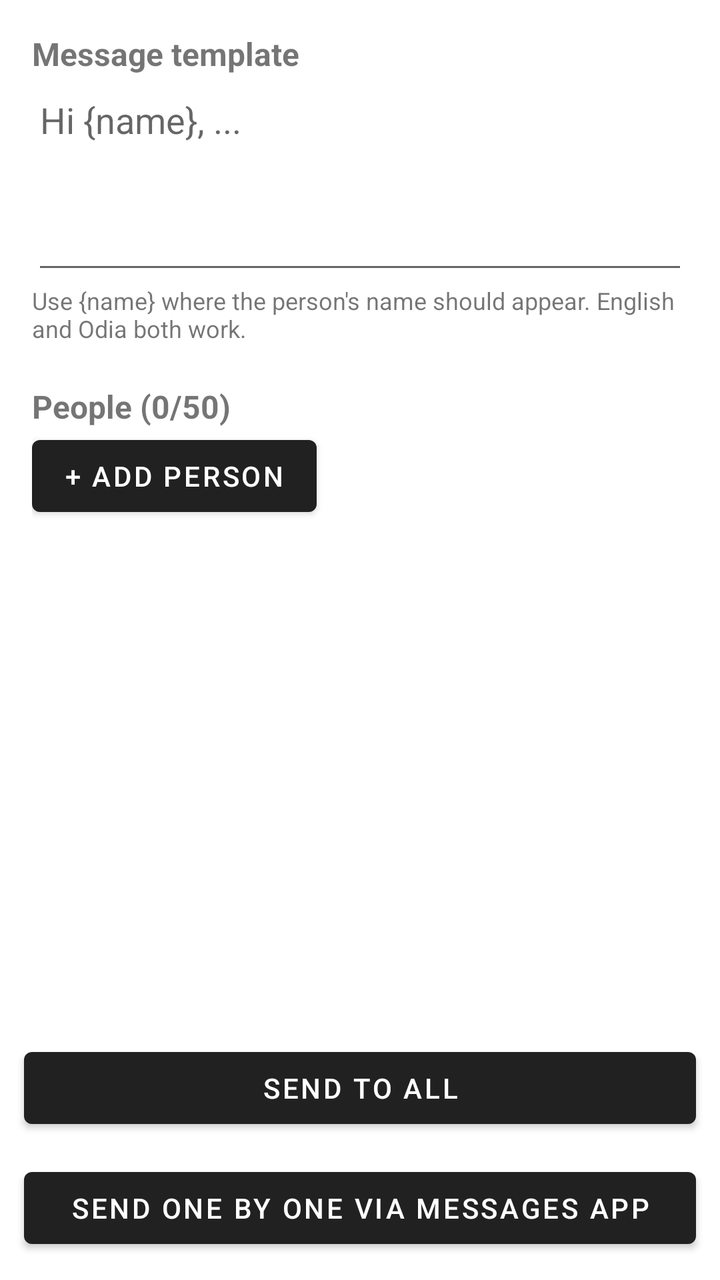
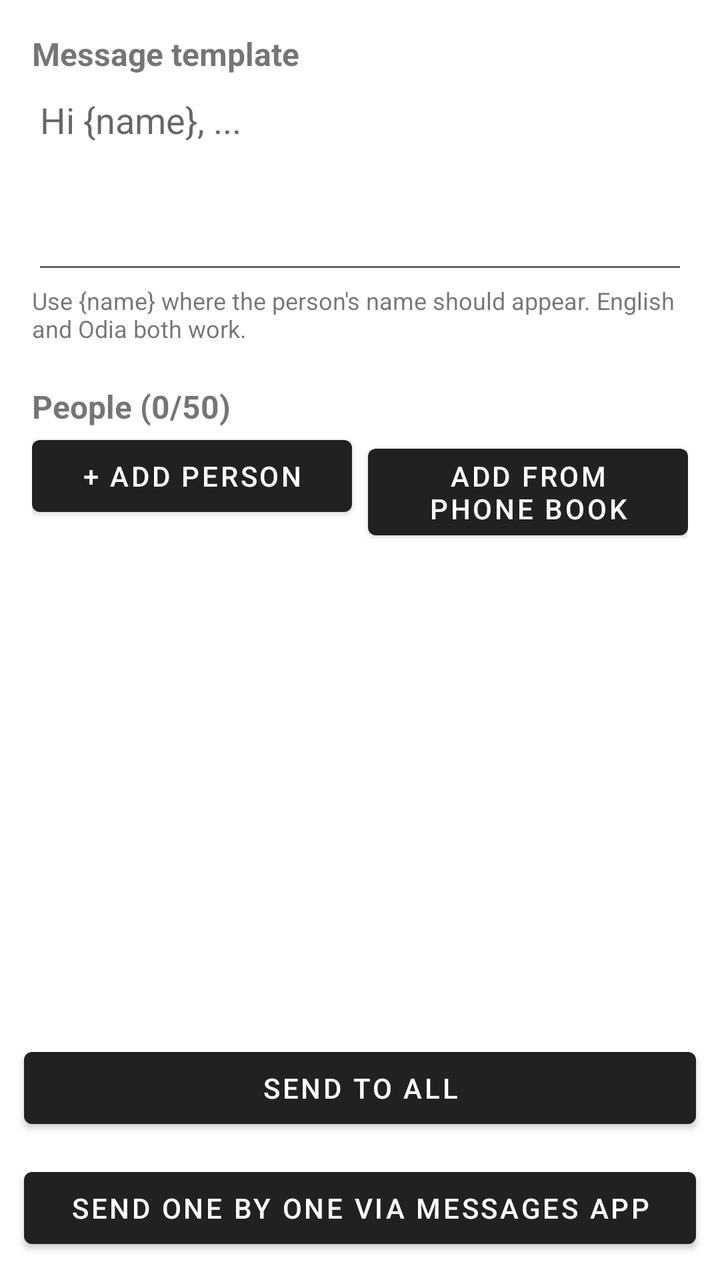

The first picture is an Android layout as it rendered before a commit; the second is the same layout after the commit. The layout source and the unified diff follow.
<!-- AndroidManifest.xml: application theme Theme.BulkSms -->
<!-- res/layout/activity_main.xml -->
<?xml version="1.0" encoding="utf-8"?>
<LinearLayout xmlns:android="http://schemas.android.com/apk/res/android"
    android:layout_width="match_parent"
    android:layout_height="match_parent"
    android:orientation="vertical">

    <ScrollView
        android:layout_width="match_parent"
        android:layout_height="0dp"
        android:layout_weight="1"
        android:padding="16dp">

        <LinearLayout
            android:layout_width="match_parent"
            android:layout_height="wrap_content"
            android:orientation="vertical">

            <TextView
                android:layout_width="wrap_content"
                android:layout_height="wrap_content"
                android:text="Message template"
                android:textSize="16sp"
                android:textStyle="bold" />

            <EditText
                android:id="@+id/etTemplate"
                android:layout_width="match_parent"
                android:layout_height="wrap_content"
                android:gravity="top"
                android:hint="Hi {name}, ..."
                android:inputType="textMultiLine|textCapSentences"
                android:minLines="4" />

            <TextView
                android:layout_width="wrap_content"
                android:layout_height="wrap_content"
                android:text="Use {name} where the person's name should appear. English and Odia both work."
                android:textSize="12sp" />

            <TextView
                android:id="@+id/tvCount"
                android:layout_width="wrap_content"
                android:layout_height="wrap_content"
                android:layout_marginTop="20dp"
                android:text="People (0/50)"
                android:textSize="16sp"
                android:textStyle="bold" />

            <LinearLayout
                android:id="@+id/container"
                android:layout_width="match_parent"
                android:layout_height="wrap_content"
                android:orientation="vertical" />

            <Button
                android:id="@+id/btnAdd"
                android:layout_width="wrap_content"
                android:layout_height="wrap_content"
                android:text="+ Add person" />

            <TextView
                android:id="@+id/tvStatus"
                android:layout_width="match_parent"
                android:layout_height="wrap_content"
                android:layout_marginTop="12dp" />
        </LinearLayout>
    </ScrollView>

    <Button
        android:id="@+id/btnSend"
        android:layout_width="match_parent"
        android:layout_height="wrap_content"
        android:layout_margin="12dp"
        android:text="Send to all" />

    <Button
        android:id="@+id/btnManual"
        android:layout_width="match_parent"
        android:layout_height="wrap_content"
        android:layout_marginStart="12dp"
        android:layout_marginEnd="12dp"
        android:layout_marginBottom="12dp"
        android:text="Send one by one via Messages app" />
</LinearLayout>
<!-- resources referenced by this layout -->
<resources>
  <style name="Theme.BulkSms" parent="Theme.MaterialComponents.DayNight.DarkActionBar" />
</resources>

<!-- the commit's change to res/layout/activity_main.xml (unified diff, before → after) -->
@@ -52,11 +52,26 @@
                 android:layout_height="wrap_content"
                 android:orientation="vertical" />
 
-            <Button
-                android:id="@+id/btnAdd"
-                android:layout_width="wrap_content"
+            <LinearLayout
+                android:layout_width="match_parent"
                 android:layout_height="wrap_content"
-                android:text="+ Add person" />
+                android:orientation="horizontal">
+
+                <Button
+                    android:id="@+id/btnAdd"
+                    android:layout_width="0dp"
+                    android:layout_height="wrap_content"
+                    android:layout_weight="1"
+                    android:text="+ Add person" />
+
+                <Button
+                    android:id="@+id/btnContacts"
+                    android:layout_width="0dp"
+                    android:layout_height="wrap_content"
+                    android:layout_marginStart="8dp"
+                    android:layout_weight="1"
+                    android:text="Add from phone book" />
+            </LinearLayout>
 
             <TextView
                 android:id="@+id/tvStatus"
